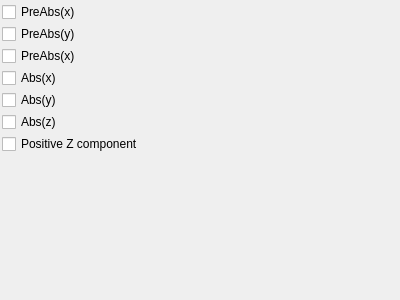
First picture: the form in mandelbulber2/qt_data/fractal_buffalo.ui, repository buddhi1980/mandelbulber2, before the edit.
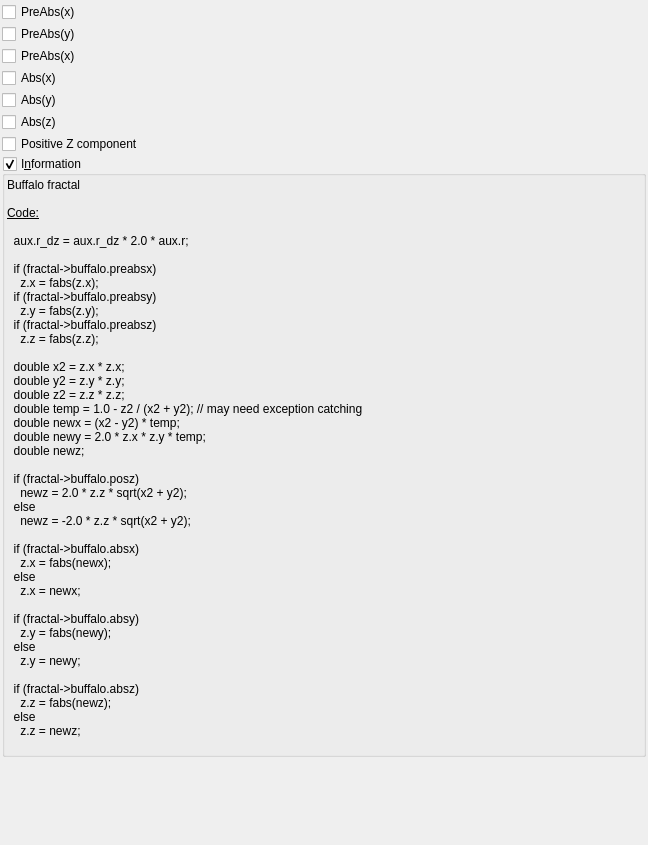
Second picture: the form after the edit. Custom widgets are drawn as their Qt base class.

```diff
--- a/mandelbulber2/qt_data/fractal_buffalo.ui
+++ b/mandelbulber2/qt_data/fractal_buffalo.ui
@@ -6,8 +6,8 @@
    <rect>
     <x>0</x>
     <y>0</y>
-    <width>400</width>
-    <height>300</height>
+    <width>648</width>
+    <height>845</height>
    </rect>
   </property>
   <property name="windowTitle">
@@ -120,6 +120,96 @@
      </property>
     </widget>
    </item>
+   <item>
+    <widget class="MyGroupBox" name="groupCheck_info">
+     <property name="title">
+      <string>I&amp;nformation</string>
+     </property>
+     <property name="flat">
+      <bool>false</bool>
+     </property>
+     <property name="checkable">
+      <bool>true</bool>
+     </property>
+     <layout class="QVBoxLayout" name="verticalLayout_2">
+      <property name="spacing">
+       <number>2</number>
+      </property>
+      <property name="leftMargin">
+       <number>2</number>
+      </property>
+      <property name="topMargin">
+       <number>2</number>
+      </property>
+      <property name="rightMargin">
+       <number>2</number>
+      </property>
+      <property name="bottomMargin">
+       <number>2</number>
+      </property>
+      <item>
+       <widget class="QLabel" name="label_4">
+        <property name="text">
+         <string>&lt;!DOCTYPE HTML PUBLIC &quot;-//W3C//DTD HTML 4.0//EN&quot; &quot;http://www.w3.org/TR/REC-html40/strict.dtd&quot;&gt;
+&lt;html&gt;&lt;head&gt;&lt;meta name=&quot;qrichtext&quot; content=&quot;1&quot; /&gt;&lt;style type=&quot;text/css&quot;&gt;
+p, li { white-space: pre-wrap; }
+&lt;/style&gt;&lt;/head&gt;&lt;body&gt;
+&lt;p style=&quot; margin-top:0px; margin-bottom:0px; margin-left:0px; margin-right:0px; -qt-block-indent:0; text-indent:0px;&quot;&gt;Buffalo fractal&lt;/p&gt;
+&lt;p style=&quot;-qt-paragraph-type:empty; margin-top:0px; margin-bottom:0px; margin-left:0px; margin-right:0px; -qt-block-indent:0; text-indent:0px;&quot;&gt;&lt;br /&gt;&lt;/p&gt;
+&lt;p style=&quot; margin-top:0px; margin-bottom:0px; margin-left:0px; margin-right:0px; -qt-block-indent:0; text-indent:0px;&quot;&gt;&lt;span style=&quot; text-decoration: underline;&quot;&gt;Code:&lt;/span&gt;&lt;/p&gt;
+&lt;p style=&quot;-qt-paragraph-type:empty; margin-top:0px; margin-bottom:0px; margin-left:0px; margin-right:0px; -qt-block-indent:0; text-indent:0px; text-decoration: underline;&quot;&gt;&lt;br /&gt;&lt;/p&gt;
+&lt;p style=&quot; margin-top:0px; margin-bottom:0px; margin-left:0px; margin-right:0px; -qt-block-indent:0; text-indent:0px;&quot;&gt;  aux.r_dz = aux.r_dz * 2.0 * aux.r;&lt;/p&gt;
+&lt;p style=&quot;-qt-paragraph-type:empty; margin-top:0px; margin-bottom:0px; margin-left:0px; margin-right:0px; -qt-block-indent:0; text-indent:0px;&quot;&gt;&lt;br /&gt;&lt;/p&gt;
+&lt;p style=&quot; margin-top:0px; margin-bottom:0px; margin-left:0px; margin-right:0px; -qt-block-indent:0; text-indent:0px;&quot;&gt;  if (fractal-&amp;gt;buffalo.preabsx)&lt;/p&gt;
+&lt;p style=&quot; margin-top:0px; margin-bottom:0px; margin-left:0px; margin-right:0px; -qt-block-indent:0; text-indent:0px;&quot;&gt;    z.x = fabs(z.x);&lt;/p&gt;
+&lt;p style=&quot; margin-top:0px; margin-bottom:0px; margin-left:0px; margin-right:0px; -qt-block-indent:0; text-indent:0px;&quot;&gt;  if (fractal-&amp;gt;buffalo.preabsy)&lt;/p&gt;
+&lt;p style=&quot; margin-top:0px; margin-bottom:0px; margin-left:0px; margin-right:0px; -qt-block-indent:0; text-indent:0px;&quot;&gt;    z.y = fabs(z.y);&lt;/p&gt;
+&lt;p style=&quot; margin-top:0px; margin-bottom:0px; margin-left:0px; margin-right:0px; -qt-block-indent:0; text-indent:0px;&quot;&gt;  if (fractal-&amp;gt;buffalo.preabsz)&lt;/p&gt;
+&lt;p style=&quot; margin-top:0px; margin-bottom:0px; margin-left:0px; margin-right:0px; -qt-block-indent:0; text-indent:0px;&quot;&gt;    z.z = fabs(z.z);&lt;/p&gt;
+&lt;p style=&quot;-qt-paragraph-type:empty; margin-top:0px; margin-bottom:0px; margin-left:0px; margin-right:0px; -qt-block-indent:0; text-indent:0px;&quot;&gt;&lt;br /&gt;&lt;/p&gt;
+&lt;p style=&quot; margin-top:0px; margin-bottom:0px; margin-left:0px; margin-right:0px; -qt-block-indent:0; text-indent:0px;&quot;&gt;  double x2 = z.x * z.x;&lt;/p&gt;
+&lt;p style=&quot; margin-top:0px; margin-bottom:0px; margin-left:0px; margin-right:0px; -qt-block-indent:0; text-indent:0px;&quot;&gt;  double y2 = z.y * z.y;&lt;/p&gt;
+&lt;p style=&quot; margin-top:0px; margin-bottom:0px; margin-left:0px; margin-right:0px; -qt-block-indent:0; text-indent:0px;&quot;&gt;  double z2 = z.z * z.z;&lt;/p&gt;
+&lt;p style=&quot; margin-top:0px; margin-bottom:0px; margin-left:0px; margin-right:0px; -qt-block-indent:0; text-indent:0px;&quot;&gt;  double temp = 1.0 - z2 / (x2 + y2); // may need exception catching&lt;/p&gt;
+&lt;p style=&quot; margin-top:0px; margin-bottom:0px; margin-left:0px; margin-right:0px; -qt-block-indent:0; text-indent:0px;&quot;&gt;  double newx = (x2 - y2) * temp;&lt;/p&gt;
+&lt;p style=&quot; margin-top:0px; margin-bottom:0px; margin-left:0px; margin-right:0px; -qt-block-indent:0; text-indent:0px;&quot;&gt;  double newy = 2.0 * z.x * z.y * temp;&lt;/p&gt;
+&lt;p style=&quot; margin-top:0px; margin-bottom:0px; margin-left:0px; margin-right:0px; -qt-block-indent:0; text-indent:0px;&quot;&gt;  double newz;&lt;/p&gt;
+&lt;p style=&quot; margin-top:0px; margin-bottom:0px; margin-left:0px; margin-right:0px; -qt-block-indent:0; text-indent:0px;&quot;&gt;  &lt;/p&gt;
+&lt;p style=&quot; margin-top:0px; margin-bottom:0px; margin-left:0px; margin-right:0px; -qt-block-indent:0; text-indent:0px;&quot;&gt;  if (fractal-&amp;gt;buffalo.posz)&lt;/p&gt;
+&lt;p style=&quot; margin-top:0px; margin-bottom:0px; margin-left:0px; margin-right:0px; -qt-block-indent:0; text-indent:0px;&quot;&gt;    newz = 2.0 * z.z * sqrt(x2 + y2);&lt;/p&gt;
+&lt;p style=&quot; margin-top:0px; margin-bottom:0px; margin-left:0px; margin-right:0px; -qt-block-indent:0; text-indent:0px;&quot;&gt;  else&lt;/p&gt;
+&lt;p style=&quot; margin-top:0px; margin-bottom:0px; margin-left:0px; margin-right:0px; -qt-block-indent:0; text-indent:0px;&quot;&gt;    newz = -2.0 * z.z * sqrt(x2 + y2);&lt;/p&gt;
+&lt;p style=&quot; margin-top:0px; margin-bottom:0px; margin-left:0px; margin-right:0px; -qt-block-indent:0; text-indent:0px;&quot;&gt;  &lt;/p&gt;
+&lt;p style=&quot; margin-top:0px; margin-bottom:0px; margin-left:0px; margin-right:0px; -qt-block-indent:0; text-indent:0px;&quot;&gt;  if (fractal-&amp;gt;buffalo.absx)&lt;/p&gt;
+&lt;p style=&quot; margin-top:0px; margin-bottom:0px; margin-left:0px; margin-right:0px; -qt-block-indent:0; text-indent:0px;&quot;&gt;    z.x = fabs(newx);&lt;/p&gt;
+&lt;p style=&quot; margin-top:0px; margin-bottom:0px; margin-left:0px; margin-right:0px; -qt-block-indent:0; text-indent:0px;&quot;&gt;  else&lt;/p&gt;
+&lt;p style=&quot; margin-top:0px; margin-bottom:0px; margin-left:0px; margin-right:0px; -qt-block-indent:0; text-indent:0px;&quot;&gt;    z.x = newx;&lt;/p&gt;
+&lt;p style=&quot;-qt-paragraph-type:empty; margin-top:0px; margin-bottom:0px; margin-left:0px; margin-right:0px; -qt-block-indent:0; text-indent:0px;&quot;&gt;&lt;br /&gt;&lt;/p&gt;
+&lt;p style=&quot; margin-top:0px; margin-bottom:0px; margin-left:0px; margin-right:0px; -qt-block-indent:0; text-indent:0px;&quot;&gt;  if (fractal-&amp;gt;buffalo.absy)&lt;/p&gt;
+&lt;p style=&quot; margin-top:0px; margin-bottom:0px; margin-left:0px; margin-right:0px; -qt-block-indent:0; text-indent:0px;&quot;&gt;    z.y = fabs(newy);&lt;/p&gt;
+&lt;p style=&quot; margin-top:0px; margin-bottom:0px; margin-left:0px; margin-right:0px; -qt-block-indent:0; text-indent:0px;&quot;&gt;  else&lt;/p&gt;
+&lt;p style=&quot; margin-top:0px; margin-bottom:0px; margin-left:0px; margin-right:0px; -qt-block-indent:0; text-indent:0px;&quot;&gt;    z.y = newy;&lt;/p&gt;
+&lt;p style=&quot;-qt-paragraph-type:empty; margin-top:0px; margin-bottom:0px; margin-left:0px; margin-right:0px; -qt-block-indent:0; text-indent:0px;&quot;&gt;&lt;br /&gt;&lt;/p&gt;
+&lt;p style=&quot; margin-top:0px; margin-bottom:0px; margin-left:0px; margin-right:0px; -qt-block-indent:0; text-indent:0px;&quot;&gt;  if (fractal-&amp;gt;buffalo.absz)&lt;/p&gt;
+&lt;p style=&quot; margin-top:0px; margin-bottom:0px; margin-left:0px; margin-right:0px; -qt-block-indent:0; text-indent:0px;&quot;&gt;    z.z = fabs(newz);&lt;/p&gt;
+&lt;p style=&quot; margin-top:0px; margin-bottom:0px; margin-left:0px; margin-right:0px; -qt-block-indent:0; text-indent:0px;&quot;&gt;  else&lt;/p&gt;
+&lt;p style=&quot; margin-top:0px; margin-bottom:0px; margin-left:0px; margin-right:0px; -qt-block-indent:0; text-indent:0px;&quot;&gt;    z.z = newz;&lt;/p&gt;
+&lt;p style=&quot;-qt-paragraph-type:empty; margin-top:0px; margin-bottom:0px; margin-left:0px; margin-right:0px; -qt-block-indent:0; text-indent:0px;&quot;&gt;&lt;br /&gt;&lt;/p&gt;&lt;/body&gt;&lt;/html&gt;</string>
+        </property>
+        <property name="wordWrap">
+         <bool>true</bool>
+        </property>
+        <property name="openExternalLinks">
+         <bool>true</bool>
+        </property>
+        <property name="textInteractionFlags">
+         <set>Qt::LinksAccessibleByMouse|Qt::TextSelectableByMouse</set>
+        </property>
+       </widget>
+      </item>
+     </layout>
+    </widget>
+   </item>
    <item>
     <spacer name="verticalSpacer">
      <property name="orientation">
@@ -135,6 +225,14 @@
    </item>
   </layout>
  </widget>
+ <customwidgets>
+  <customwidget>
+   <class>MyGroupBox</class>
+   <extends>QGroupBox</extends>
+   <header>mygroupbox.h</header>
+   <container>1</container>
+  </customwidget>
+ </customwidgets>
  <resources/>
  <connections/>
 </ui>
```
